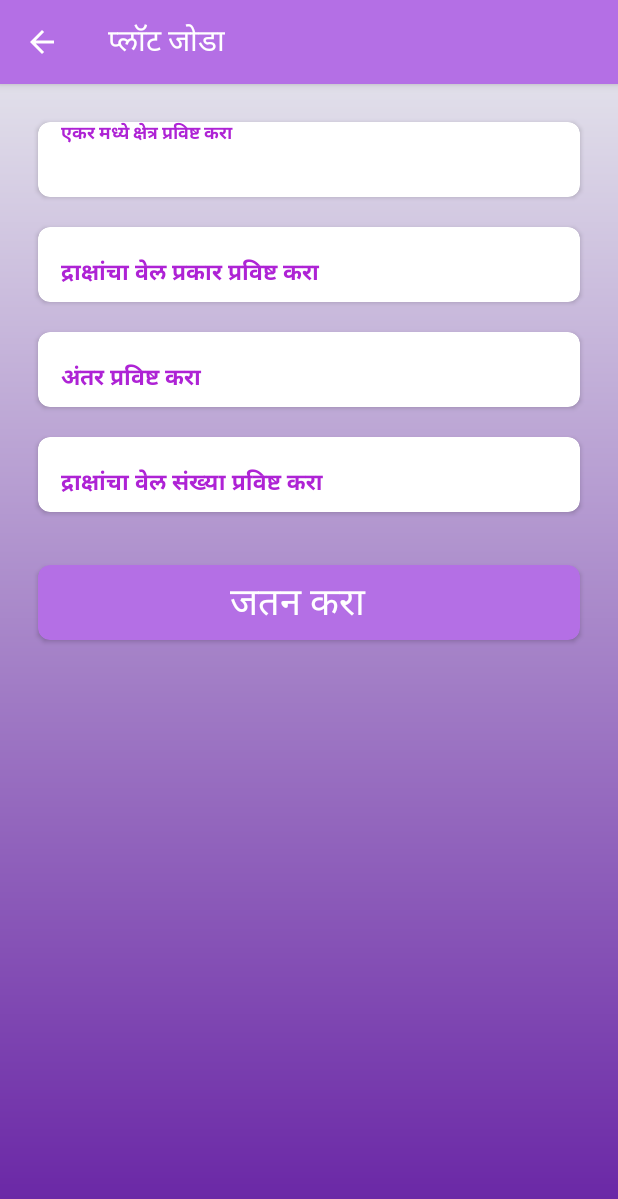
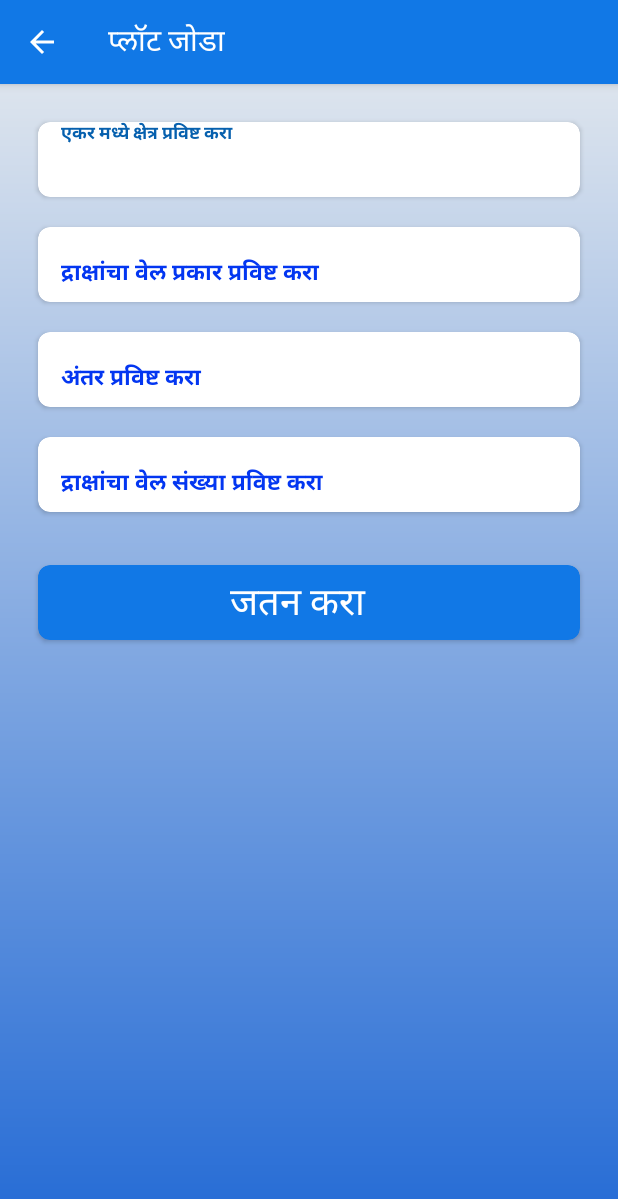
Before and after one commit to abhijeetvader9287/vhaconsultancy_mobile, an Android app: the AddPlotActivity screen opened directly, with no data from a screen before it, on a phone screen of 412 x 824 dp. Shown: the top 1199 px of the screen. Run offline under Robolectric (Android 15) with nearby library versions, the phone set to English and light mode, and no system bars; our stand-ins replace Firebase (no records; nobody signed in at launch, a user with empty details on screens opened directly).

Commit message:
color changes

```diff
--- a/app/build.gradle
+++ b/app/build.gradle
@@ -59,7 +59,7 @@ dependencies {
     implementation 'com.google.code.gson:gson:2.8.6'
     implementation 'com.google.firebase:firebase-perf:19.0.5'
 
-    implementation 'com.google.android.gms:play-services-ads:18.3.0'
+
     implementation "androidx.core:core-ktx:+"
     implementation "org.jetbrains.kotlin:kotlin-stdlib-jdk7:$kotlin_version"
 
--- a/app/src/main/AndroidManifest.xml
+++ b/app/src/main/AndroidManifest.xml
@@ -59,9 +59,7 @@
             </intent-filter>
         </activity>
 
-        <meta-data
-            android:name="com.google.android.gms.ads.APPLICATION_ID"
-            android:value="@string/add_app_id" />
+
         <activity
             android:name=".activities.PhoneAuthActivity"
             android:label="@string/app_name"
--- a/app/src/main/res/drawable/bg_gradient.xml
+++ b/app/src/main/res/drawable/bg_gradient.xml
@@ -4,5 +4,5 @@
     <gradient
         android:angle="90"
         android:endColor="#EAEDEF"
-        android:startColor="#6722A4" />
+        android:startColor="@color/colorPrimaryDark" />
 </shape>
--- a/app/src/main/res/values/colors.xml
+++ b/app/src/main/res/values/colors.xml
@@ -1,16 +1,16 @@
 <?xml version="1.0" encoding="utf-8"?>
 <resources>
-    <color name="colorPrimary">#B46FE5</color>
-    <color name="colorPrimaryDark">#AE23D5</color>
-    <color name="colorAccent">#AE23D5</color>
-    <color name="textColor">#763AD5</color>
+    <color name="colorPrimary">#1178E6</color>
+    <color name="colorPrimaryDark">#236AD5</color>
+    <color name="colorAccent">#0660AE</color>
+    <color name="textColor">#068CE5</color>
     <color name="textTitleColour">#C3CEE5</color>
     <color name="grey_100">#F5F5F5</color>
     <color name="white">#FFFFFF</color>
-    <color name="theme_background">#6DE5E5</color>
+    <color name="theme_background">#187784</color>
     <color name="card_background">#FFF</color>
     <color name="grey_500">#9E9E9E</color>
     <color name="list_item_background">#DBC678</color>
     <color name="black_overlay">#66000000</color>
-    <color name="textColorHint">#AE23D5</color>
+    <color name="textColorHint">#0336F1</color>
 </resources>
--- a/app/src/main/res/values/strings.xml
+++ b/app/src/main/res/values/strings.xml
@@ -94,8 +94,8 @@
     <string name="dummy_content">DUMMY\nCONTENT</string>
     <string name="str_date">Date:</string>
     <string name="title_activity_report">ReportActivity</string>
-    <string name="add_app_id">ca-app-pub-7129098449666431~2477938387</string>
-    <string name="home_ad_id">ca-app-pub-7129098449666431/6908137981</string>
+
+
     <string name="attendance_list">Attendance list</string>
     <string name="title_activity_main">MainActivity</string>
     <string name="navigation_drawer_open">Open navigation drawer</string>
```
Also changed, not shown: 2 other files.
